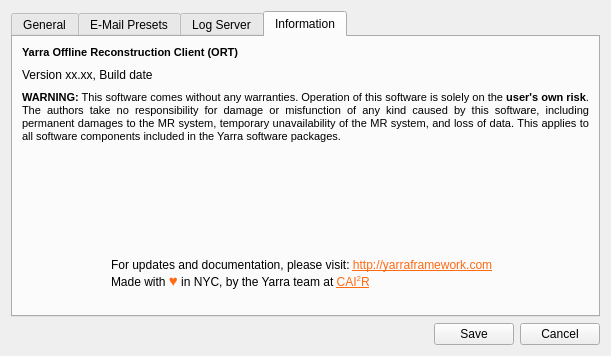
Qt form OfflineReconClient/ort_configurationdialog.ui (WillForan/yarraclient) before a commit.
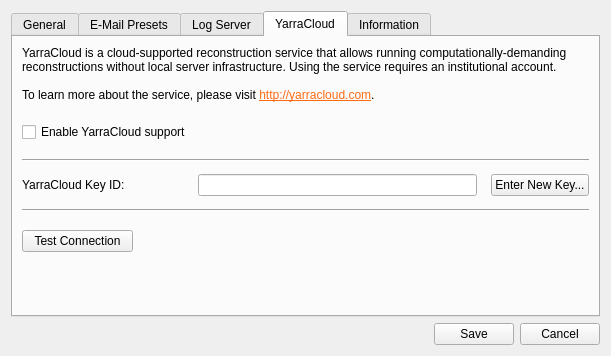
The same form after that commit. Icons and pictures are not drawn.

What changed in the file:
```diff
--- a/OfflineReconClient/ort_configurationdialog.ui
+++ b/OfflineReconClient/ort_configurationdialog.ui
@@ -288,6 +288,186 @@
        </item>
       </layout>
      </widget>
+     <widget class="QWidget" name="tab_4">
+      <attribute name="title">
+       <string>YarraCloud</string>
+      </attribute>
+      <layout class="QGridLayout" name="gridLayout_3">
+       <item row="1" column="0" colspan="2">
+        <spacer name="verticalSpacer_8">
+         <property name="orientation">
+          <enum>Qt::Vertical</enum>
+         </property>
+         <property name="sizeType">
+          <enum>QSizePolicy::Minimum</enum>
+         </property>
+         <property name="sizeHint" stdset="0">
+          <size>
+           <width>20</width>
+           <height>14</height>
+          </size>
+         </property>
+        </spacer>
+       </item>
+       <item row="3" column="0" colspan="2">
+        <spacer name="verticalSpacer_9">
+         <property name="orientation">
+          <enum>Qt::Vertical</enum>
+         </property>
+         <property name="sizeType">
+          <enum>QSizePolicy::Minimum</enum>
+         </property>
+         <property name="sizeHint" stdset="0">
+          <size>
+           <width>20</width>
+           <height>4</height>
+          </size>
+         </property>
+        </spacer>
+       </item>
+       <item row="5" column="4">
+        <spacer name="horizontalSpacer_4">
+         <property name="orientation">
+          <enum>Qt::Horizontal</enum>
+         </property>
+         <property name="sizeType">
+          <enum>QSizePolicy::Minimum</enum>
+         </property>
+         <property name="sizeHint" stdset="0">
+          <size>
+           <width>2</width>
+           <height>20</height>
+          </size>
+         </property>
+        </spacer>
+       </item>
+       <item row="0" column="0" colspan="6">
+        <widget class="QLabel" name="cloudLabel">
+         <property name="text">
+          <string>&lt;html&gt;&lt;head/&gt;&lt;body&gt;&lt;p&gt;YarraCloud is a cloud-supported reconstruction service that allows running computationally-demanding reconstructions without local server infrastructure. Using the service requires an institutional account.&lt;br&gt;&lt;br&gt; To learn more about the service, please visit &lt;a href=&quot;http://yarracloud.com&quot;&gt;&lt;span style=&quot; text-decoration: underline; color:#ff6a13;&quot;&gt;http://yarracloud.com&lt;/span&gt;&lt;/a&gt;.&lt;/p&gt;&lt;/body&gt;&lt;/html&gt;</string>
+         </property>
+         <property name="alignment">
+          <set>Qt::AlignLeading|Qt::AlignLeft|Qt::AlignVCenter</set>
+         </property>
+         <property name="wordWrap">
+          <bool>true</bool>
+         </property>
+         <property name="margin">
+          <number>0</number>
+         </property>
+        </widget>
+       </item>
+       <item row="10" column="0" colspan="2">
+        <spacer name="verticalSpacer_6">
+         <property name="orientation">
+          <enum>Qt::Vertical</enum>
+         </property>
+         <property name="sizeHint" stdset="0">
+          <size>
+           <width>20</width>
+           <height>65</height>
+          </size>
+         </property>
+        </spacer>
+       </item>
+       <item row="9" column="2" colspan="4">
+        <widget class="QLabel" name="cloudConnectionLabel">
+         <property name="text">
+          <string/>
+         </property>
+         <property name="alignment">
+          <set>Qt::AlignLeading|Qt::AlignLeft|Qt::AlignVCenter</set>
+         </property>
+        </widget>
+       </item>
+       <item row="5" column="3">
+        <widget class="QLineEdit" name="cloudCredetialsEdit">
+         <property name="cursor">
+          <cursorShape>ForbiddenCursor</cursorShape>
+         </property>
+         <property name="alignment">
+          <set>Qt::AlignCenter</set>
+         </property>
+         <property name="readOnly">
+          <bool>true</bool>
+         </property>
+         <property name="clearButtonEnabled">
+          <bool>false</bool>
+         </property>
+        </widget>
+       </item>
+       <item row="9" column="0" colspan="2">
+        <widget class="QPushButton" name="cloudConnectionButton">
+         <property name="text">
+          <string>Test Connection</string>
+         </property>
+        </widget>
+       </item>
+       <item row="4" column="0" colspan="6">
+        <widget class="Line" name="line_3">
+         <property name="minimumSize">
+          <size>
+           <width>0</width>
+           <height>16</height>
+          </size>
+         </property>
+         <property name="orientation">
+          <enum>Qt::Horizontal</enum>
+         </property>
+        </widget>
+       </item>
+       <item row="2" column="0" colspan="3">
+        <widget class="QCheckBox" name="cloudCheckbox">
+         <property name="text">
+          <string>Enable YarraCloud support</string>
+         </property>
+        </widget>
+       </item>
+       <item row="5" column="5">
+        <widget class="QPushButton" name="cloudCredentialsButton">
+         <property name="text">
+          <string>Enter New Key...</string>
+         </property>
+        </widget>
+       </item>
+       <item row="5" column="0" colspan="2">
+        <widget class="QLabel" name="cloudCredetialsLabel">
+         <property name="text">
+          <string>YarraCloud Key ID:</string>
+         </property>
+        </widget>
+       </item>
+       <item row="6" column="0" rowspan="2" colspan="6">
+        <widget class="Line" name="line_4">
+         <property name="minimumSize">
+          <size>
+           <width>0</width>
+           <height>16</height>
+          </size>
+         </property>
+         <property name="orientation">
+          <enum>Qt::Horizontal</enum>
+         </property>
+        </widget>
+       </item>
+       <item row="8" column="0">
+        <spacer name="verticalSpacer_7">
+         <property name="orientation">
+          <enum>Qt::Vertical</enum>
+         </property>
+         <property name="sizeType">
+          <enum>QSizePolicy::Minimum</enum>
+         </property>
+         <property name="sizeHint" stdset="0">
+          <size>
+           <width>20</width>
+           <height>6</height>
+          </size>
+         </property>
+        </spacer>
+       </item>
+      </layout>
+     </widget>
      <widget class="QWidget" name="tab_3">
       <attribute name="title">
        <string>Information</string>
```
